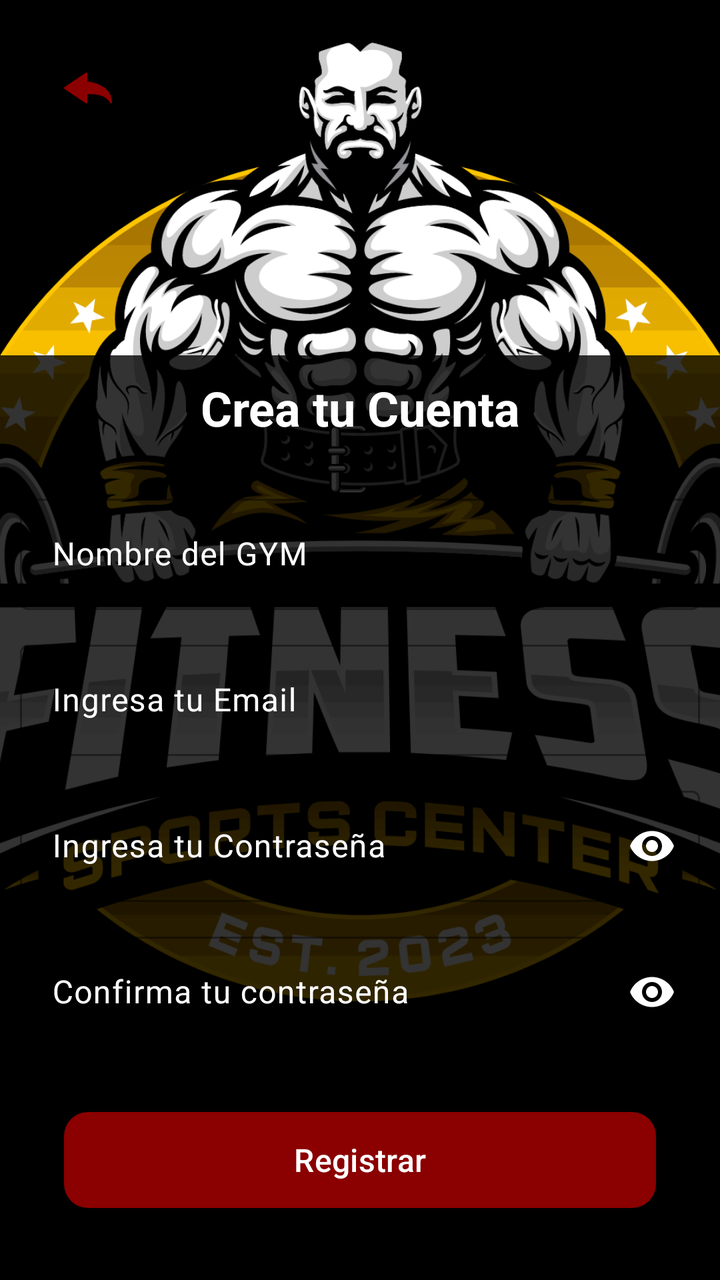
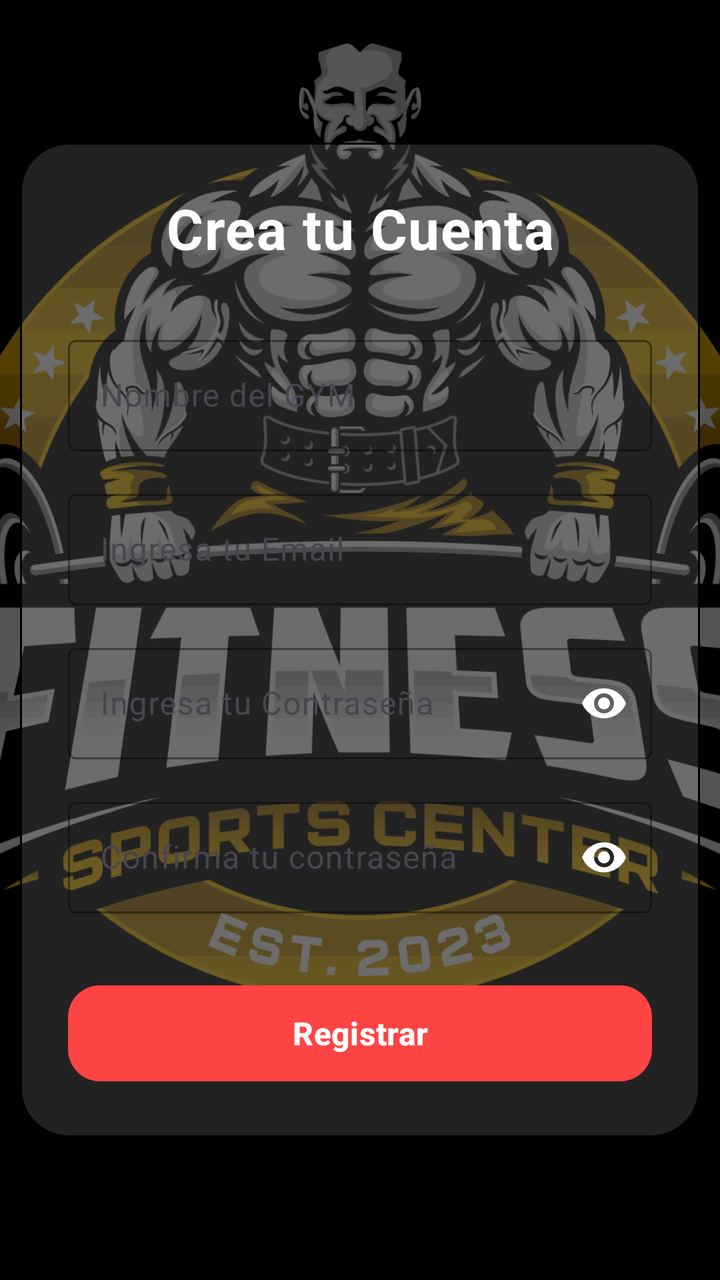

Screens rendered from an Android XML layout before and after an edit, with the pre-edit source and the edit as a unified diff.
<!-- AndroidManifest.xml: application theme Theme.ActiveGym -->
<!-- res/layout/fragment_register.xml -->
<?xml version="1.0" encoding="utf-8"?>
<FrameLayout xmlns:android="http://schemas.android.com/apk/res/android"
    xmlns:app="http://schemas.android.com/apk/res-auto"
    xmlns:tools="http://schemas.android.com/tools"
    android:layout_width="match_parent"
    android:layout_height="match_parent"
    android:background="@android:color/white"
    tools:context=".features.auth.presentation.ui.RegisterFragment">

    
    <com.google.android.material.floatingactionbutton.FloatingActionButton
        android:id="@+id/btnArrowBack"
        android:layout_width="wrap_content"
        android:layout_height="wrap_content"
        android:layout_gravity="top|start"
        android:layout_margin="16dp"
        android:src="@drawable/ic_back_arrow"
        app:backgroundTint="@android:color/black"
        app:tint="@color/red"
        app:fabSize="mini"
        tools:ignore="ContentDescription" />

    
    <ImageView
        android:id="@+id/bgImageLogo"
        android:layout_width="match_parent"
        android:layout_height="match_parent"
        android:layout_marginTop="-120dp"
        android:src="@drawable/ic_gym_logo"
        android:scaleType="centerCrop"
        android:contentDescription="@null" />

    
    <LinearLayout
        android:layout_width="match_parent"
        android:layout_height="wrap_content"
        android:layout_gravity="bottom|center_horizontal"
        android:layout_marginBottom="86dp"
        android:orientation="vertical"
        android:padding="10dp"
        android:background="#CC000000">

        
        <TextView
            android:layout_width="match_parent"
            android:layout_height="wrap_content"
            android:text="@string/create_account"
            android:textSize="24sp"
            android:textStyle="bold"
            android:textColor="@android:color/white"
            android:layout_marginBottom="24dp"
            android:gravity="center" />

        
        <com.google.android.material.textfield.TextInputLayout
            android:layout_width="match_parent"
            android:layout_height="wrap_content"
            android:layout_marginBottom="12dp"
            app:boxStrokeColor="@android:color/white"
            app:hintTextColor="@android:color/white"
            android:hint="@string/name_GYM"
            android:textColorHint="@android:color/white">

            <com.google.android.material.textfield.TextInputEditText
                android:id="@+id/etGymName"
                android:layout_width="match_parent"
                android:layout_height="wrap_content"
                android:textColor="@android:color/white"
                android:inputType="textPersonName" />
        </com.google.android.material.textfield.TextInputLayout>

        
        <com.google.android.material.textfield.TextInputLayout
            android:layout_width="match_parent"
            android:layout_height="wrap_content"
            android:layout_marginBottom="12dp"
            app:boxStrokeColor="@android:color/white"
            app:hintTextColor="@android:color/white"
            android:hint="@string/email"
            android:textColorHint="@android:color/white">

            <com.google.android.material.textfield.TextInputEditText
                android:id="@+id/etEmail"
                android:layout_width="match_parent"
                android:layout_height="wrap_content"
                android:textColor="@android:color/white"
                android:inputType="textEmailAddress" />
        </com.google.android.material.textfield.TextInputLayout>

        
        <com.google.android.material.textfield.TextInputLayout
            android:layout_width="match_parent"
            android:layout_height="wrap_content"
            android:layout_marginBottom="12dp"
            app:boxStrokeColor="@android:color/white"
            app:hintTextColor="@android:color/white"
            app:passwordToggleEnabled="true"
            app:passwordToggleTint="@android:color/white"
            android:hint="@string/password"
            android:textColorHint="@android:color/white">

            <com.google.android.material.textfield.TextInputEditText
                android:id="@+id/etPassword"
                android:layout_width="match_parent"
                android:layout_height="wrap_content"
                android:textColor="@android:color/white"
                android:inputType="textPassword" />
        </com.google.android.material.textfield.TextInputLayout>

        
        <com.google.android.material.textfield.TextInputLayout
            android:layout_width="match_parent"
            android:layout_height="wrap_content"
            android:layout_marginBottom="20dp"
            app:boxStrokeColor="@android:color/white"
            app:hintTextColor="@android:color/white"
            app:passwordToggleEnabled="true"
            app:passwordToggleTint="@android:color/white"
            android:hint="@string/confirm_your_password"
            android:textColorHint="@android:color/white">

            <com.google.android.material.textfield.TextInputEditText
                android:id="@+id/etConfirmPassword"
                android:layout_width="match_parent"
                android:layout_height="wrap_content"
                android:textColor="@android:color/white"
                android:inputType="textPassword" />
        </com.google.android.material.textfield.TextInputLayout>

    </LinearLayout>

    
    <com.google.android.material.button.MaterialButton
        android:id="@+id/btnRegister"
        android:layout_width="match_parent"
        android:layout_height="56dp"
        android:layout_gravity="bottom|center_horizontal"
        android:layout_marginStart="32dp"
        android:layout_marginEnd="32dp"
        android:layout_marginBottom="32dp"
        android:text="@string/register"
        android:textColor="@android:color/white"
        android:textSize="16sp"
        app:backgroundTint="@color/red"
        app:cornerRadius="12dp" />

</FrameLayout>
<!-- resources referenced by this layout -->
<resources>
  <color name="red">#8B0000</color>
  <!-- drawable ic_back_arrow (drawable) -->
  <vector xmlns:android="http://schemas.android.com/apk/res/android"
      android:width="800dp"
      android:height="800dp"
      android:viewportWidth="26.676"
      android:viewportHeight="26.676">
    <path
        android:pathData="M26.105,21.891c-0.229,0 -0.439,-0.131 -0.529,-0.346l0,0c-0.066,-0.156 -1.716,-3.857 -7.885,-4.59c-1.285,-0.156 -2.824,-0.236 -4.693,-0.25v4.613c0,0.213 -0.115,0.406 -0.304,0.508c-0.188,0.098 -0.413,0.084 -0.588,-0.033L0.254,13.815C0.094,13.708 0,13.528 0,13.339c0,-0.191 0.094,-0.365 0.254,-0.477l11.857,-7.979c0.175,-0.121 0.398,-0.129 0.588,-0.029c0.19,0.102 0.303,0.295 0.303,0.502v4.293c2.578,0.336 13.674,2.33 13.674,11.674c0,0.271 -0.191,0.508 -0.459,0.562C26.18,21.891 26.141,21.891 26.105,21.891z"
        android:fillColor="#000000"/>
  </vector>
  <!-- drawable ic_gym_logo: vector/xml drawable (drawable, 174350 chars, omitted) -->
  <string name="confirm_your_password">Confirma tu contraseña</string>
  <string name="create_account">Crea tu Cuenta</string>
  <string name="email">Ingresa tu Email</string>
  <string name="name_GYM">Nombre del GYM</string>
  <string name="password">Ingresa tu Contraseña</string>
  <string name="register">Registrar</string>
  <style name="Theme.ActiveGym" parent="Base.Theme.ActiveGym" />
  <style name="Base.Theme.ActiveGym" parent="Theme.Material3.DayNight.NoActionBar">
          
          
      </style>
</resources>

<!-- the commit's change to res/layout/fragment_register.xml (unified diff, before → after) -->
@@ -1,19 +1,23 @@
 <?xml version="1.0" encoding="utf-8"?>
-<FrameLayout xmlns:android="http://schemas.android.com/apk/res/android"
+<androidx.constraintlayout.widget.ConstraintLayout xmlns:android="http://schemas.android.com/apk/res/android"
     xmlns:app="http://schemas.android.com/apk/res-auto"
     xmlns:tools="http://schemas.android.com/tools"
     android:layout_width="match_parent"
     android:layout_height="match_parent"
-    android:background="@android:color/white"
+    android:background="#FF1A1A1A"
     tools:context=".features.auth.presentation.ui.RegisterFragment">
 
-    
-    <com.google.android.material.floatingactionbutton.FloatingActionButton
+
+
+
+    <com.google.android.material.button.MaterialButton
         android:id="@+id/btnArrowBack"
         android:layout_width="wrap_content"
         android:layout_height="wrap_content"
         android:layout_gravity="top|start"
         android:layout_margin="16dp"
+        android:clickable="true"
+        android:focusable="true"
         android:src="@drawable/ic_back_arrow"
         app:backgroundTint="@android:color/black"
         app:tint="@color/red"
@@ -28,120 +32,145 @@
         android:layout_marginTop="-120dp"
         android:src="@drawable/ic_gym_logo"
         android:scaleType="centerCrop"
-        android:contentDescription="@null" />
+        android:contentDescription="@null"
+        android:clickable="false"
+        android:focusable="false" />
+
+    
+    <View
+        android:id="@+id/view"
+        android:layout_width="match_parent"
+        android:layout_height="match_parent"
+        android:layout_gravity="fill"
+        android:background="#AA000000"
+        android:clickable="false"
+        android:focusable="false" />
 
     
     <LinearLayout
-        android:layout_width="match_parent"
+        android:layout_width="340dp"
         android:layout_height="wrap_content"
         android:layout_gravity="bottom|center_horizontal"
-        android:layout_marginBottom="86dp"
+        android:background="@drawable/card_background"
+        android:elevation="20dp"
         android:orientation="vertical"
-        android:padding="10dp"
-        android:background="#CC000000">
+        android:padding="24dp"
+        app:layout_constraintBottom_toBottomOf="parent"
+        app:layout_constraintEnd_toEndOf="parent"
+        app:layout_constraintStart_toStartOf="parent"
+        app:layout_constraintTop_toTopOf="@+id/view">
 
-        
         <TextView
             android:layout_width="match_parent"
             android:layout_height="wrap_content"
+            android:layout_marginBottom="32dp"
+            android:gravity="center"
+            android:letterSpacing="0.02"
             android:text="@string/create_account"
-            android:textSize="24sp"
-            android:textStyle="bold"
-            android:textColor="@android:color/white"
-            android:layout_marginBottom="24dp"
-            android:gravity="center" />
+            android:textColor="@color/white"
+            android:textSize="28sp"
+            android:textStyle="bold" />
 
         
         <com.google.android.material.textfield.TextInputLayout
             android:layout_width="match_parent"
             android:layout_height="wrap_content"
-            android:layout_marginBottom="12dp"
-            app:boxStrokeColor="@android:color/white"
-            app:hintTextColor="@android:color/white"
+            android:layout_marginBottom="16dp"
             android:hint="@string/name_GYM"
-            android:textColorHint="@android:color/white">
+            app:boxBackgroundColor="#00FFFFFF"
+            app:boxBackgroundMode="outline"
+            app:boxStrokeColor="@color/white"
+            app:hintTextColor="#DEFFFFFF">
 
             <com.google.android.material.textfield.TextInputEditText
                 android:id="@+id/etGymName"
                 android:layout_width="match_parent"
                 android:layout_height="wrap_content"
-                android:textColor="@android:color/white"
-                android:inputType="textPersonName" />
+                android:inputType="textPersonName"
+                android:textColor="@color/white"
+                android:textColorHint="#DEFFFFFF" />
         </com.google.android.material.textfield.TextInputLayout>
 
         
         <com.google.android.material.textfield.TextInputLayout
             android:layout_width="match_parent"
             android:layout_height="wrap_content"
-            android:layout_marginBottom="12dp"
-            app:boxStrokeColor="@android:color/white"
-            app:hintTextColor="@android:color/white"
+            android:layout_marginBottom="16dp"
             android:hint="@string/email"
-            android:textColorHint="@android:color/white">
+            app:boxBackgroundColor="#00FFFFFF"
+            app:boxBackgroundMode="outline"
+            app:boxStrokeColor="@color/white"
+            app:hintTextColor="#DEFFFFFF">
 
             <com.google.android.material.textfield.TextInputEditText
                 android:id="@+id/etEmail"
                 android:layout_width="match_parent"
                 android:layout_height="wrap_content"
-                android:textColor="@android:color/white"
-                android:inputType="textEmailAddress" />
+                android:inputType="textEmailAddress"
+                android:textColor="@color/white"
+                android:textColorHint="#DEFFFFFF" />
         </com.google.android.material.textfield.TextInputLayout>
 
         
         <com.google.android.material.textfield.TextInputLayout
             android:layout_width="match_parent"
             android:layout_height="wrap_content"
-            android:layout_marginBottom="12dp"
-            app:boxStrokeColor="@android:color/white"
-            app:hintTextColor="@android:color/white"
+            android:layout_marginBottom="16dp"
+            android:hint="@string/password"
+            app:boxBackgroundColor="#00FFFFFF"
+            app:boxBackgroundMode="outline"
+            app:boxStrokeColor="@color/white"
+            app:hintTextColor="#DEFFFFFF"
             app:passwordToggleEnabled="true"
-            app:passwordToggleTint="@android:color/white"
-            android:hint="@string/password"
-            android:textColorHint="@android:color/white">
+            app:passwordToggleTint="#FFFFFFFF">
 
             <com.google.android.material.textfield.TextInputEditText
                 android:id="@+id/etPassword"
                 android:layout_width="match_parent"
                 android:layout_height="wrap_content"
-                android:textColor="@android:color/white"
-                android:inputType="textPassword" />
+                android:inputType="textPassword"
+                android:textColor="@color/white"
+                android:textColorHint="#DEFFFFFF" />
         </com.google.android.material.textfield.TextInputLayout>
 
         
         <com.google.android.material.textfield.TextInputLayout
             android:layout_width="match_parent"
             android:layout_height="wrap_content"
-            android:layout_marginBottom="20dp"
-            app:boxStrokeColor="@android:color/white"
-            app:hintTextColor="@android:color/white"
+            android:layout_marginBottom="32dp"
+            android:hint="@string/confirm_your_password"
+            app:boxBackgroundColor="#00FFFFFF"
+            app:boxBackgroundMode="outline"
+            app:boxStrokeColor="@color/white"
+            app:hintTextColor="#DEFFFFFF"
             app:passwordToggleEnabled="true"
-            app:passwordToggleTint="@android:color/white"
-            android:hint="@string/confirm_your_password"
-            android:textColorHint="@android:color/white">
+            app:passwordToggleTint="@color/white">
 
             <com.google.android.material.textfield.TextInputEditText
                 android:id="@+id/etConfirmPassword"
                 android:layout_width="match_parent"
                 android:layout_height="wrap_content"
-                android:textColor="@android:color/white"
-                android:inputType="textPassword" />
+                android:inputType="textPassword"
+                android:textColor="@color/white"
+                android:textColorHint="#DEFFFFFF" />
         </com.google.android.material.textfield.TextInputLayout>
+
+        
+        <com.google.android.material.button.MaterialButton
+            android:id="@+id/btnRegister"
+            style="@style/Widget.Material3.Button"
+            android:layout_width="match_parent"
+            android:layout_height="56dp"
+            android:text="@string/register"
+            android:textColor="@color/white"
+            android:textSize="16sp"
+            android:textStyle="bold"
+            app:backgroundTint="#FFFF4444"
+            app:cornerRadius="16dp"
+            app:elevation="8dp"
+            app:strokeColor="#66FF4444"
+            app:strokeWidth="1dp" />
 
     </LinearLayout>
 
-    
-    <com.google.android.material.button.MaterialButton
-        android:id="@+id/btnRegister"
-        android:layout_width="match_parent"
-        android:layout_height="56dp"
-        android:layout_gravity="bottom|center_horizontal"
-        android:layout_marginStart="32dp"
-        android:layout_marginEnd="32dp"
-        android:layout_marginBottom="32dp"
-        android:text="@string/register"
-        android:textColor="@android:color/white"
-        android:textSize="16sp"
-        app:backgroundTint="@color/red"
-        app:cornerRadius="12dp" />
-
-</FrameLayout>
+</androidx.constraintlayout.widget.ConstraintLayout>
<!-- resource entries referenced after the edit -->
@@ -1,6 +1,16 @@
 <!-- resources referenced by this layout -->
 <resources>
   <color name="red">#8B0000</color>
+  <color name="white">#FFFFFFFF</color>
+  <!-- drawable card_background (drawable) -->
+  <?xml version="1.0" encoding="utf-8"?>
+  <shape xmlns:android="http://schemas.android.com/apk/res/android">
+      <solid android:color="@color/transparent_white" />
+      <corners android:radius="24dp" />
+      <stroke
+          android:width="1dp"
+          android:color="@color/black" />
+  </shape>
   <!-- drawable ic_back_arrow (drawable) -->
   <vector xmlns:android="http://schemas.android.com/apk/res/android"
       android:width="800dp"
@@ -19,6 +29,8 @@
   <string name="password">Ingresa tu Contraseña</string>
   <string name="register">Registrar</string>
   <style name="Theme.ActiveGym" parent="Base.Theme.ActiveGym" />
+  <color name="transparent_white">#22FFFFFF</color>
+  <color name="black">#FF000000</color>
   <style name="Base.Theme.ActiveGym" parent="Theme.Material3.DayNight.NoActionBar">
           
           
